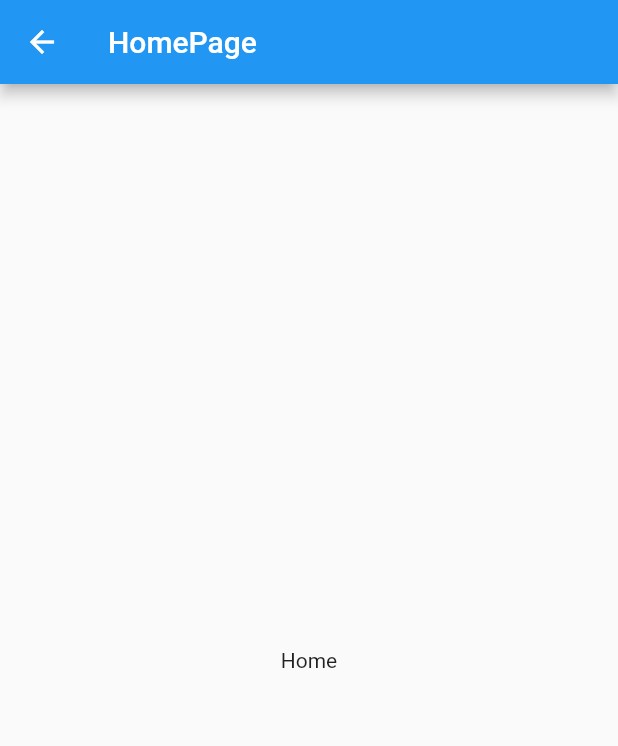
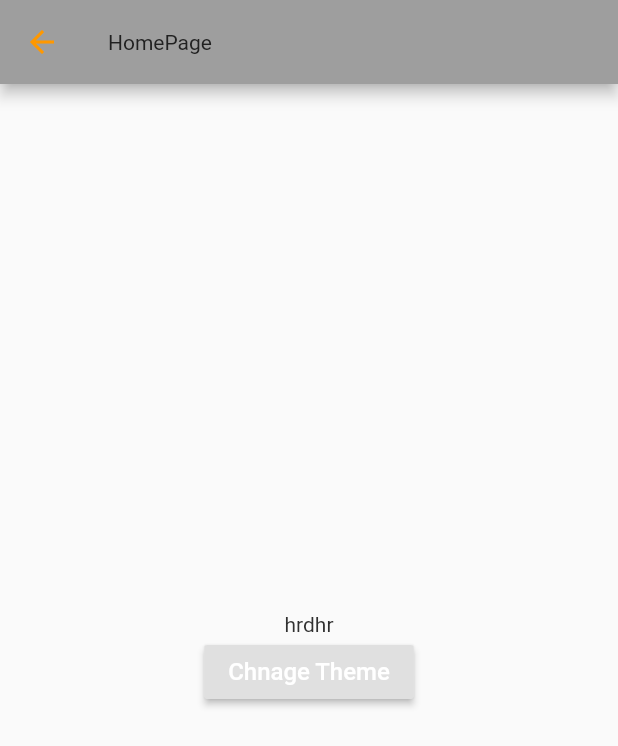
Before and after one commit to MobashyerHossain/flutter_getx, a Flutter app: the HomePage screen opened by its route, on a phone screen of 412 x 824 dp. Shown: the top 746 px of the screen. Run offline on Flutter 3.47's test engine with Material 2 defaults, Android fonts, the light colour scheme and no system bars; our stand-ins replace get.

Commit message:
Theme Added

```diff
--- /dev/null
+++ b/lib/app/core/themes/app_theme.dart
@@ -0,0 +1,37 @@
+import 'package:flutter/material.dart';
+import 'package:flutter_getx_pattern/app/core/themes/color_theme.dart';
+import 'package:flutter_getx_pattern/app/core/themes/text_theme.dart';
+
+class MyAppTheme {
+  final lightTheme = ThemeData.light().copyWith(
+    textTheme: MyTextTheme().darkText,
+    primaryColor: MyColorTheme().lightPrimary,
+    floatingActionButtonTheme: FloatingActionButtonThemeData(
+      foregroundColor: MyColorTheme().darkAccentColor,
+      backgroundColor: MyColorTheme().lightAccentColor,
+    ),
+    appBarTheme: AppBarTheme(
+      brightness: Brightness.light,
+      textTheme: MyTextTheme().darkText,
+    ),
+    bottomAppBarColor: MyColorTheme().lightPrimary,
+    brightness: Brightness.light,
+    colorScheme: MyColorTheme().lightColorScheme,
+  );
+
+  final darkTheme = ThemeData.dark().copyWith(
+    textTheme: MyTextTheme().lightText,
+    primaryColor: MyColorTheme().darkPrimary,
+    floatingActionButtonTheme: FloatingActionButtonThemeData(
+      foregroundColor: MyColorTheme().lightAccentColor,
+      backgroundColor: MyColorTheme().darkAccentColor,
+    ),
+    appBarTheme: AppBarTheme(
+      brightness: Brightness.dark,
+      textTheme: MyTextTheme().lightText,
+    ),
+    bottomAppBarColor: MyColorTheme().darkPrimary,
+    brightness: Brightness.dark,
+    colorScheme: MyColorTheme().darkColorScheme,
+  );
+}
--- /dev/null
+++ b/lib/app/core/themes/color_theme.dart
@@ -0,0 +1,56 @@
+import 'package:flutter/material.dart';
+
+class MyColorTheme {
+  final lightBodyText = Colors.orange[100];
+  final lightHeadline = Colors.orange[200];
+
+  final darkBodyText = Colors.grey[850];
+  final darkHeadline = Colors.grey[900];
+
+  final lightButtonText = Colors.orange[200];
+  final darkButtonText = Colors.grey[800];
+
+  final lightButton = Colors.grey[200];
+  final darkButton = Colors.orange[800];
+
+  final lightPrimary = Colors.orange[200];
+  final lightBackground = Colors.orange[300];
+
+  final darkPrimary = Colors.grey[800];
+  final darkBackground = Colors.grey[400];
+
+  final lightAccentColor = Colors.orange[300];
+  final darkAccentColor = Colors.grey[700];
+
+  final lightColorScheme = ColorScheme.light(
+    primary: Colors.grey,
+    primaryVariant: Colors.grey,
+    secondary: Colors.grey,
+    secondaryVariant: Colors.grey,
+    surface: Colors.grey,
+    background: Colors.orange,
+    error: Colors.red,
+    onPrimary: Colors.orange,
+    onSecondary: Colors.orange,
+    onSurface: Colors.orange,
+    onBackground: Colors.orange,
+    onError: Colors.red,
+    brightness: Brightness.light,
+  );
+
+  final darkColorScheme = ColorScheme.dark(
+    primary: Colors.orange,
+    primaryVariant: Colors.orange,
+    secondary: Colors.orange,
+    secondaryVariant: Colors.orange,
+    surface: Colors.orange,
+    background: Colors.grey,
+    error: Colors.red,
+    onPrimary: Colors.grey,
+    onSecondary: Colors.grey,
+    onSurface: Colors.grey,
+    onBackground: Colors.grey,
+    onError: Colors.red,
+    brightness: Brightness.dark,
+  );
+}
--- /dev/null
+++ b/lib/app/core/themes/text_theme.dart
@@ -0,0 +1,70 @@
+import 'package:flutter/material.dart';
+import 'package:flutter_getx_pattern/app/core/themes/color_theme.dart';
+
+class MyTextTheme {
+  final lightText = TextTheme(
+    bodyText1: TextStyle(
+      color: MyColorTheme().lightBodyText,
+    ),
+    bodyText2: TextStyle(
+      color: MyColorTheme().lightBodyText,
+    ),
+    headline1: TextStyle(
+      color: MyColorTheme().lightHeadline,
+    ),
+    headline2: TextStyle(
+      color: MyColorTheme().lightHeadline,
+    ),
+    headline3: TextStyle(
+      color: MyColorTheme().lightHeadline,
+    ),
+    headline4: TextStyle(
+      color: MyColorTheme().lightHeadline,
+    ),
+    headline5: TextStyle(
+      color: MyColorTheme().lightHeadline,
+    ),
+    headline6: TextStyle(
+      color: MyColorTheme().lightHeadline,
+    ),
+    button: TextStyle(
+      color: MyColorTheme().lightButtonText,
+    ),
+    overline: TextStyle(
+      color: MyColorTheme().lightBodyText,
+    ),
+  );
+
+  final darkText = TextTheme(
+    bodyText1: TextStyle(
+      color: MyColorTheme().darkBodyText,
+    ),
+    bodyText2: TextStyle(
+      color: MyColorTheme().darkBodyText,
+    ),
+    headline1: TextStyle(
+      color: MyColorTheme().darkHeadline,
+    ),
+    headline2: TextStyle(
+      color: MyColorTheme().darkHeadline,
+    ),
+    headline3: TextStyle(
+      color: MyColorTheme().darkHeadline,
+    ),
+    headline4: TextStyle(
+      color: MyColorTheme().darkHeadline,
+    ),
+    headline5: TextStyle(
+      color: MyColorTheme().darkHeadline,
+    ),
+    headline6: TextStyle(
+      color: MyColorTheme().darkHeadline,
+    ),
+    button: TextStyle(
+      color: MyColorTheme().darkButtonText,
+    ),
+    overline: TextStyle(
+      color: MyColorTheme().darkBodyText,
+    ),
+  );
+}
--- a/lib/app/modules/home/home_controller.dart
+++ b/lib/app/modules/home/home_controller.dart
@@ -1,4 +1,8 @@
 import 'package:get/get.dart';
 // import 'package:meta/meta.dart';
 
-class HomeController extends GetxController {}
+class HomeController extends GetxController {
+  final _numb = 'hrdhr'.obs;
+  get numb => this._numb.value;
+  set numb(value) => this._numb.value = value;
+}
--- a/lib/app/modules/home/home_page.dart
+++ b/lib/app/modules/home/home_page.dart
@@ -13,7 +13,20 @@ class HomePage extends GetView<HomeController> {
             mainAxisAlignment: MainAxisAlignment.center,
             children: [
               Text(
-                'Home',
+                controller.numb,
+              ),
+              // ignore: deprecated_member_use
+              RaisedButton(
+                onPressed: () => Get.changeThemeMode(
+                    Get.isDarkMode ? ThemeMode.light : ThemeMode.dark),
+                splashColor: Colors.blueGrey,
+                child: Text(
+                  'Chnage Theme',
+                  style: TextStyle(
+                    color: Colors.white,
+                    fontSize: 16,
+                  ),
+                ),
               ),
             ],
           ),
--- a/lib/main.dart
+++ b/lib/main.dart
@@ -1,4 +1,5 @@
 import 'package:flutter/material.dart';
+import 'package:flutter_getx_pattern/app/core/themes/app_theme.dart';
 import 'package:flutter_getx_pattern/app/modules/splash/spash_page.dart';
 import 'package:flutter_getx_pattern/app/routes/app_pages.dart';
 import 'package:get/get.dart';
@@ -13,7 +14,8 @@ class MyApp extends StatelessWidget {
     return GetMaterialApp(
       debugShowCheckedModeBanner: false,
       initialRoute: '/',
-      // theme: appThemeData,
+      theme: MyAppTheme().lightTheme,
+      darkTheme: MyAppTheme().darkTheme,
       defaultTransition: Transition.fade,
       getPages: AppPages.pages,
       home: SplashPage(),
```
